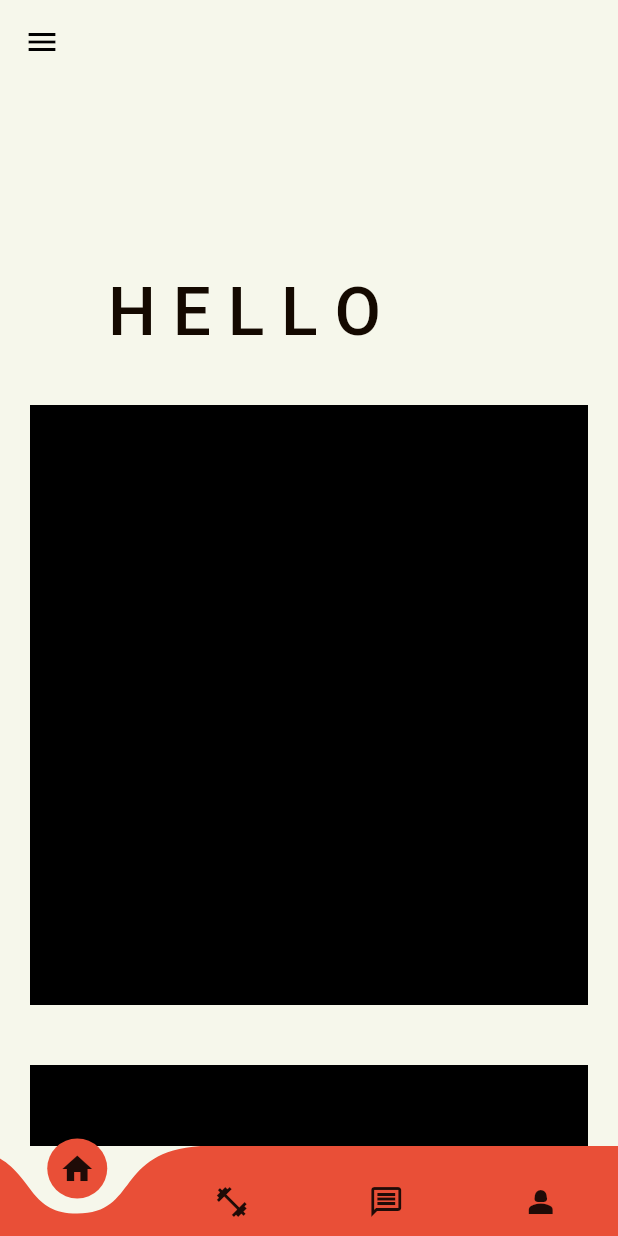
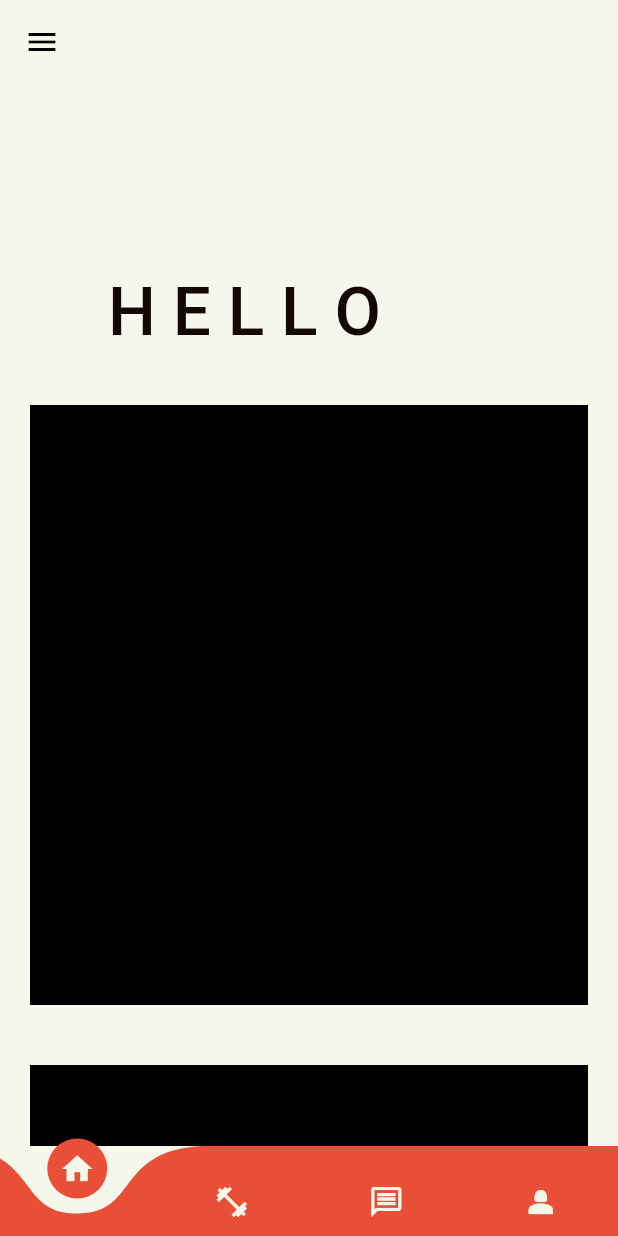
Before and after one commit to AnthonyBeerus/project_kaizen, a Flutter app: the screen it shows after launch, on a phone screen of 412 x 824 dp. Run offline on Flutter 3.47's test engine with Material 2 defaults, Android fonts, the phone set to English and light mode, and no system bars; drawn by our look-alikes of curved_navigation_bar; our stand-ins replace flutter_speed_dial.

Commit message:
Changed Icon colors of Nav Bar buttons

```diff
--- a/lib/Presentation Layer/pages/appNav.dart
+++ b/lib/Presentation Layer/pages/appNav.dart
@@ -39,11 +39,11 @@ class _AppNavState extends State<AppNav> {
       bottomNavigationBar: CurvedNavigationBar(
         height: 60,
         onTap: _navigateBottomBar,
-        items: const [
-          Icon(Icons.home,),
-          Icon(Icons.fitness_center),
-          Icon(Icons.message_outlined),
-          Icon(Icons.person_2,),
+        items: [
+          Icon(Icons.home, color: secondaryColor,),
+          Icon(Icons.fitness_center, color: secondaryColor,),
+          Icon(Icons.message_outlined, color: secondaryColor,),
+          Icon(Icons.person_2, color: secondaryColor,),
         ],
         color: thirdColor,
         backgroundColor: secondaryColor,
```
